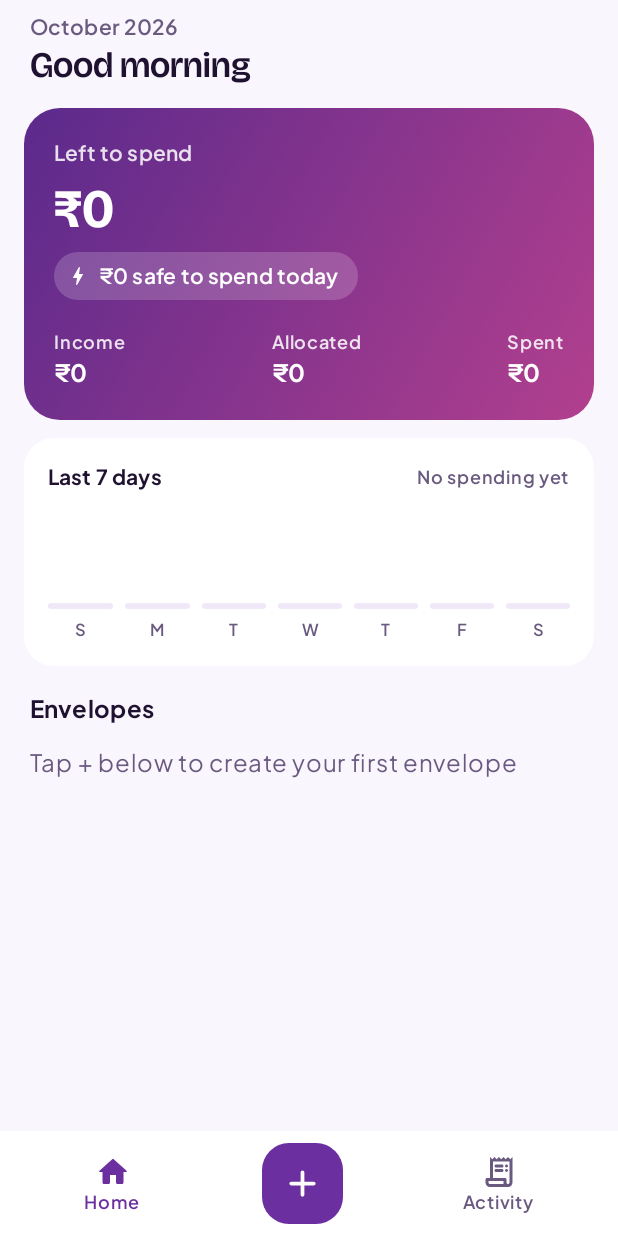
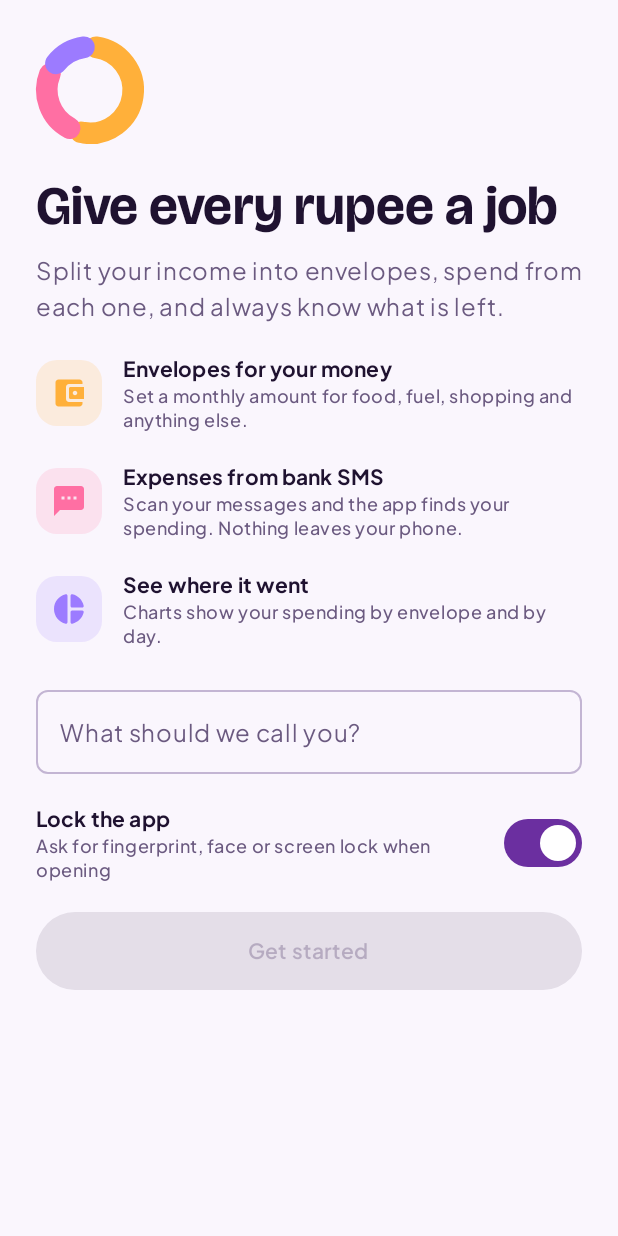
Before and after one commit to koushik-081/SplitPocket, an Android app built with Jetpack Compose: the screen it shows after launch (MainActivity), on a phone screen of 412 x 824 dp. Run offline under Robolectric (Android 15) with nearby library versions, the phone set to English and light mode, and no system bars; our stand-ins replace Room's generated code.

Commit message:
Step 6: welcome screen, app lock and settings

```diff
--- a/app/build.gradle.kts
+++ b/app/build.gradle.kts
@@ -38,6 +38,7 @@ android {
 }
 
 dependencies {
+    implementation(libs.androidx.biometric)
     implementation(libs.androidx.compose.material.icons.core)
     implementation(libs.androidx.compose.material.icons.extended)
     implementation(platform(libs.androidx.compose.bom))
--- a/app/src/main/java/com/example/budgetapptracker/BudgetApp.kt
+++ b/app/src/main/java/com/example/budgetapptracker/BudgetApp.kt
@@ -5,6 +5,7 @@ import androidx.room.Room
 import com.example.budgetapptracker.data.AppDatabase
 import com.example.budgetapptracker.data.BudgetRepository
 import com.example.budgetapptracker.sms.SmsImporter
+import com.example.budgetapptracker.data.UserPrefs
 
 class BudgetApp : Application() {
     val database by lazy {
@@ -18,4 +19,5 @@ class BudgetApp : Application() {
     }
     val repository by lazy { BudgetRepository(database.budgetDao()) }
     val smsImporter by lazy { SmsImporter(this, repository) }
+    val userPrefs by lazy { UserPrefs(this) }
 }
--- a/app/src/main/java/com/example/budgetapptracker/MainActivity.kt
+++ b/app/src/main/java/com/example/budgetapptracker/MainActivity.kt
@@ -1,19 +1,56 @@
 package com.example.budgetapptracker
 
 import android.os.Bundle
-import androidx.activity.ComponentActivity
 import androidx.activity.compose.setContent
 import androidx.activity.enableEdgeToEdge
+import androidx.compose.runtime.getValue
+import androidx.compose.runtime.mutableStateOf
+import androidx.compose.runtime.remember
+import androidx.compose.runtime.saveable.rememberSaveable
+import androidx.compose.runtime.setValue
+import androidx.fragment.app.FragmentActivity
+import androidx.lifecycle.Lifecycle
+import androidx.lifecycle.compose.LifecycleEventEffect
+import androidx.lifecycle.compose.collectAsStateWithLifecycle
+import com.example.budgetapptracker.security.canUseAppLock
+import com.example.budgetapptracker.security.promptUnlock
 import com.example.budgetapptracker.ui.AppRoot
+import com.example.budgetapptracker.ui.start.LockScreen
+import com.example.budgetapptracker.ui.start.WelcomeScreen
 import com.example.budgetapptracker.ui.theme.BudgetAppTrackerTheme
 
-class MainActivity : ComponentActivity() {
+// FragmentActivity (instead of ComponentActivity) is required by the fingerprint prompt.
+class MainActivity : FragmentActivity() {
     override fun onCreate(savedInstanceState: Bundle?) {
         super.onCreate(savedInstanceState)
         enableEdgeToEdge()
+        val userPrefs = (application as BudgetApp).userPrefs
+
         setContent {
             BudgetAppTrackerTheme {
-                AppRoot()
+                val name by userPrefs.name.collectAsStateWithLifecycle()
+                val lockEnabled by userPrefs.lockEnabled.collectAsStateWithLifecycle()
+                val lockAvailable = remember { canUseAppLock(this@MainActivity) }
+                var unlocked by rememberSaveable { mutableStateOf(false) }
+
+                // Lock again whenever the app leaves the screen, but not on rotation.
+                LifecycleEventEffect(Lifecycle.Event.ON_STOP) {
+                    if (!isChangingConfigurations) unlocked = false
+                }
+
+                when {
+                    name == null -> WelcomeScreen(
+                        lockAvailable = lockAvailable,
+                        onDone = { chosenName, chosenLock ->
+                            userPrefs.save(chosenName, chosenLock)
+                            unlocked = true
+                        },
+                    )
+                    lockEnabled && lockAvailable && !unlocked -> LockScreen(
+                        onUnlock = { promptUnlock { unlocked = true } },
+                    )
+                    else -> AppRoot()
+                }
             }
         }
     }
--- /dev/null
+++ b/app/src/main/java/com/example/budgetapptracker/data/UserPrefs.kt
@@ -0,0 +1,33 @@
+package com.example.budgetapptracker.data
+
+import android.content.Context
+import kotlinx.coroutines.flow.MutableStateFlow
+import kotlinx.coroutines.flow.StateFlow
+import kotlinx.coroutines.flow.asStateFlow
+
+// Small settings that are not money data: the user's name and the app lock switch.
+class UserPrefs(context: Context) {
+    private val prefs = context.getSharedPreferences("user_prefs", Context.MODE_PRIVATE)
+
+    private val _name = MutableStateFlow(prefs.getString(KEY_NAME, null))
+    private val _lockEnabled = MutableStateFlow(prefs.getBoolean(KEY_LOCK, false))
+
+    // null until the welcome screen has been completed.
+    val name: StateFlow<String?> = _name.asStateFlow()
+    val lockEnabled: StateFlow<Boolean> = _lockEnabled.asStateFlow()
+
+    fun save(name: String, lockEnabled: Boolean) {
+        val trimmed = name.trim()
+        prefs.edit()
+            .putString(KEY_NAME, trimmed)
+            .putBoolean(KEY_LOCK, lockEnabled)
+            .apply()
+        _name.value = trimmed
+        _lockEnabled.value = lockEnabled
+    }
+
+    private companion object {
+        const val KEY_NAME = "name"
+        const val KEY_LOCK = "lock_enabled"
+    }
+}
--- /dev/null
+++ b/app/src/main/java/com/example/budgetapptracker/security/AppLock.kt
@@ -0,0 +1,36 @@
+package com.example.budgetapptracker.security
+
+import android.content.Context
+import androidx.biometric.BiometricManager
+import androidx.biometric.BiometricPrompt
+import androidx.core.content.ContextCompat
+import androidx.fragment.app.FragmentActivity
+import com.example.budgetapptracker.R
+
+// Fingerprint or face, with the phone's own PIN, pattern or password as fallback.
+private const val AUTHENTICATORS =
+    BiometricManager.Authenticators.BIOMETRIC_WEAK or
+            BiometricManager.Authenticators.DEVICE_CREDENTIAL
+
+// False when the phone has no screen lock set up at all.
+fun canUseAppLock(context: Context): Boolean =
+    BiometricManager.from(context).canAuthenticate(AUTHENTICATORS) ==
+            BiometricManager.BIOMETRIC_SUCCESS
+
+fun FragmentActivity.promptUnlock(onSuccess: () -> Unit) {
+    val prompt = BiometricPrompt(
+        this,
+        ContextCompat.getMainExecutor(this),
+        object : BiometricPrompt.AuthenticationCallback() {
+            override fun onAuthenticationSucceeded(result: BiometricPrompt.AuthenticationResult) {
+                onSuccess()
+            }
+        },
+    )
+    val info = BiometricPrompt.PromptInfo.Builder()
+        .setTitle("Unlock ${getString(R.string.app_name)}")
+        .setSubtitle("Use your fingerprint, face or screen lock")
+        .setAllowedAuthenticators(AUTHENTICATORS)
+        .build()
+    prompt.authenticate(info)
+}
--- /dev/null
+++ b/app/src/main/java/com/example/budgetapptracker/ui/start/StartScreens.kt
@@ -0,0 +1,217 @@
+package com.example.budgetapptracker.ui.start
+
+import androidx.compose.foundation.Canvas
+import androidx.compose.foundation.background
+import androidx.compose.foundation.layout.Arrangement
+import androidx.compose.foundation.layout.Box
+import androidx.compose.foundation.layout.Column
+import androidx.compose.foundation.layout.Row
+import androidx.compose.foundation.layout.Spacer
+import androidx.compose.foundation.layout.fillMaxSize
+import androidx.compose.foundation.layout.fillMaxWidth
+import androidx.compose.foundation.layout.height
+import androidx.compose.foundation.layout.imePadding
+import androidx.compose.foundation.layout.padding
+import androidx.compose.foundation.layout.size
+import androidx.compose.foundation.layout.systemBarsPadding
+import androidx.compose.foundation.layout.width
+import androidx.compose.foundation.rememberScrollState
+import androidx.compose.foundation.shape.RoundedCornerShape
+import androidx.compose.foundation.text.KeyboardOptions
+import androidx.compose.foundation.verticalScroll
+import androidx.compose.material.icons.Icons
+import androidx.compose.material.icons.rounded.AccountBalanceWallet
+import androidx.compose.material.icons.rounded.Lock
+import androidx.compose.material.icons.rounded.PieChart
+import androidx.compose.material.icons.rounded.Sms
+import androidx.compose.material3.Button
+import androidx.compose.material3.Icon
+import androidx.compose.material3.MaterialTheme
+import androidx.compose.material3.OutlinedTextField
+import androidx.compose.material3.Surface
+import androidx.compose.material3.Switch
+import androidx.compose.material3.Text
+import androidx.compose.runtime.Composable
+import androidx.compose.runtime.getValue
+import androidx.compose.runtime.mutableStateOf
+import androidx.compose.runtime.remember
+import androidx.compose.runtime.saveable.rememberSaveable
+import androidx.compose.runtime.setValue
+import androidx.compose.ui.Alignment
+import androidx.compose.ui.Modifier
+import androidx.compose.ui.draw.clip
+import androidx.compose.ui.geometry.Offset
+import androidx.compose.ui.geometry.Size
+import androidx.compose.ui.graphics.Color
+import androidx.compose.ui.graphics.StrokeCap
+import androidx.compose.ui.graphics.drawscope.Stroke
+import androidx.compose.ui.graphics.vector.ImageVector
+import androidx.compose.ui.res.stringResource
+import androidx.compose.ui.text.input.ImeAction
+import androidx.compose.ui.text.input.KeyboardCapitalization
+import androidx.compose.ui.unit.dp
+import androidx.lifecycle.Lifecycle
+import androidx.lifecycle.compose.LifecycleEventEffect
+import com.example.budgetapptracker.R
+import com.example.budgetapptracker.ui.theme.Mango
+import com.example.budgetapptracker.ui.theme.Pink
+import com.example.budgetapptracker.ui.theme.Violet
+
+private const val MAX_NAME_LENGTH = 24
+
+// Shown once, the first time the app is opened.
+@Composable
+fun WelcomeScreen(lockAvailable: Boolean, onDone: (name: String, lockEnabled: Boolean) -> Unit) {
+    var name by rememberSaveable { mutableStateOf("") }
+    var lockEnabled by rememberSaveable { mutableStateOf(lockAvailable) }
+
+    Surface(modifier = Modifier.fillMaxSize(), color = MaterialTheme.colorScheme.background) {
+        Column(
+            modifier = Modifier
+                .fillMaxSize()
+                .systemBarsPadding()
+                .imePadding()
+                .verticalScroll(rememberScrollState())
+                .padding(24.dp),
+            verticalArrangement = Arrangement.spacedBy(20.dp),
+        ) {
+            BrandRing(modifier = Modifier.size(72.dp))
+            Column(verticalArrangement = Arrangement.spacedBy(8.dp)) {
+                Text("Give every rupee a job", style = MaterialTheme.typography.displaySmall)
+                Text(
+                    text = "Split your income into envelopes, spend from each one, and always know what is left.",
+                    style = MaterialTheme.typography.bodyLarge,
+                    color = MaterialTheme.colorScheme.onSurfaceVariant,
+                )
+            }
+
+            Feature(
+                icon = Icons.Rounded.AccountBalanceWallet,
+                tint = Mango,
+                title = "Envelopes for your money",
+                text = "Set a monthly amount for food, fuel, shopping and anything else.",
+            )
+            Feature(
+                icon = Icons.Rounded.Sms,
+                tint = Pink,
+                title = "Expenses from bank SMS",
+                text = "Scan your messages and the app finds your spending. Nothing leaves your phone.",
+            )
+            Feature(
+                icon = Icons.Rounded.PieChart,
+                tint = Violet,
+                title = "See where it went",
+                text = "Charts show your spending by envelope and by day.",
+            )
+
+            OutlinedTextField(
+                value = name,
+                onValueChange = { name = it.take(MAX_NAME_LENGTH) },
+                label = { Text("What should we call you?") },
+                singleLine = true,
+                modifier = Modifier.fillMaxWidth(),
+                keyboardOptions = KeyboardOptions(
+                    capitalization = KeyboardCapitalization.Words,
+                    imeAction = ImeAction.Done,
+                ),
+            )
+
+            if (lockAvailable) {
+                Row(verticalAlignment = Alignment.CenterVertically) {
+                    Column(modifier = Modifier.weight(1f)) {
+                        Text("Lock the app", style = MaterialTheme.typography.titleSmall)
+                        Text(
+                            text = "Ask for fingerprint, face or screen lock when opening",
+                            style = MaterialTheme.typography.bodySmall,
+                            color = MaterialTheme.colorScheme.onSurfaceVariant,
+                        )
+                    }
+                    Spacer(modifier = Modifier.width(12.dp))
+                    Switch(checked = lockEnabled, onCheckedChange = { lockEnabled = it })
+                }
+            }
+
+            Button(
+                onClick = { onDone(name, lockEnabled && lockAvailable) },
+                enabled = name.isNotBlank(),
+                modifier = Modifier.fillMaxWidth().height(52.dp),
+            ) {
+                Text("Get started")
+            }
+        }
+    }
+}
+
+// Shown when the app lock is on and the app has not been unlocked yet.
+@Composable
+fun LockScreen(onUnlock: () -> Unit) {
+    // Ask straight away the first time this screen appears; after that, wait for the button.
+    var askedAutomatically by remember { mutableStateOf(false) }
+    LifecycleEventEffect(Lifecycle.Event.ON_RESUME) {
+        if (!askedAutomatically) {
+            askedAutomatically = true
+            onUnlock()
+        }
+    }
+
+    Surface(modifier = Modifier.fillMaxSize(), color = MaterialTheme.colorScheme.background) {
+        Column(
+            modifier = Modifier.fillMaxSize().systemBarsPadding().padding(24.dp),
+            verticalArrangement = Arrangement.spacedBy(16.dp, Alignment.CenterVertically),
+            horizontalAlignment = Alignment.CenterHorizontally,
+        ) {
+            BrandRing(modifier = Modifier.size(96.dp))
+            Text(stringResource(R.string.app_name), style = MaterialTheme.typography.headlineSmall)
+            Text(
+                text = "Locked to keep your finances private",
+                style = MaterialTheme.typography.bodyMedium,
+                color = MaterialTheme.colorScheme.onSurfaceVariant,
+            )
+            Button(onClick = onUnlock, modifier = Modifier.height(52.dp)) {
+                Icon(Icons.Rounded.Lock, contentDescription = null, modifier = Modifier.size(18.dp))
+                Spacer(modifier = Modifier.width(8.dp))
+                Text("Unlock")
+            }
+        }
+    }
+}
+
+@Composable
+private fun Feature(icon: ImageVector, tint: Color, title: String, text: String) {
+    Row(
+        verticalAlignment = Alignment.CenterVertically,
+        horizontalArrangement = Arrangement.spacedBy(14.dp),
+    ) {
+        Box(
+            modifier = Modifier
+                .size(44.dp)
+                .clip(RoundedCornerShape(14.dp))
+                .background(tint.copy(alpha = 0.16f)),
+            contentAlignment = Alignment.Center,
+        ) {
+            Icon(icon, contentDescription = null, tint = tint, modifier = Modifier.size(24.dp))
+        }
+        Column {
+            Text(title, style = MaterialTheme.typography.titleSmall)
+            Text(
+                text = text,
+                style = MaterialTheme.typography.bodySmall,
+                color = MaterialTheme.colorScheme.onSurfaceVariant,
+            )
+        }
+    }
+}
+
+// The three-colour ring from the app icon.
+@Composable
+private fun BrandRing(modifier: Modifier = Modifier) {
+    Canvas(modifier = modifier) {
+        val stroke = size.minDimension * 0.2f
+        val topLeft = Offset(stroke / 2, stroke / 2)
+        val arcSize = Size(size.width - stroke, size.height - stroke)
+        val style = Stroke(width = stroke, cap = StrokeCap.Round)
+        drawArc(Mango, startAngle = -82f, sweepAngle = 184f, useCenter = false, topLeft = topLeft, size = arcSize, style = style)
+        drawArc(Pink, startAngle = 118f, sweepAngle = 84f, useCenter = false, topLeft = topLeft, size = arcSize, style = style)
+        drawArc(Violet, startAngle = 218f, sweepAngle = 44f, useCenter = false, topLeft = topLeft, size = arcSize, style = style)
+    }
+}
--- a/gradle/libs.versions.toml
+++ b/gradle/libs.versions.toml
@@ -11,8 +11,10 @@ lifecycleRuntimeKtx = "2.6.1"
 activityCompose = "1.8.0"
 kotlin = "2.2.10"
 composeBom = "2026.02.01"
+biometric = "1.1.0"
 
 [libraries]
+androidx-biometric = { group = "androidx.biometric", name = "biometric", version.ref = "biometric" }
 androidx-compose-material-icons-core = { group = "androidx.compose.material", name = "material-icons-core" }
 androidx-compose-material-icons-extended = { group = "androidx.compose.material", name = "material-icons-extended" }
 androidx-room-runtime = { group = "androidx.room", name = "room-runtime", version.ref = "room" }
```
Also changed, not shown: app/src/main/java/com/example/budgetapptracker/ui/home/HomeScreen.kt (+101 -9 lines), app/src/main/java/com/example/budgetapptracker/ui/home/HomeViewModel.kt (+13 -2 lines).
